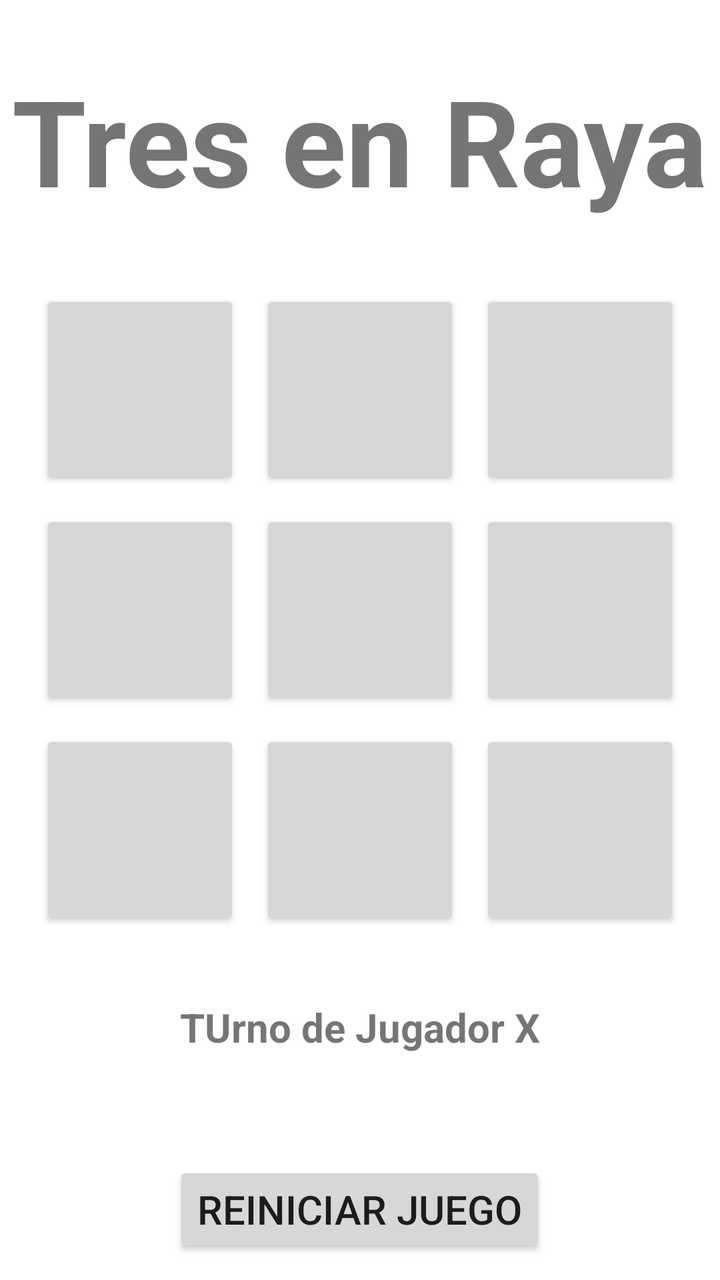
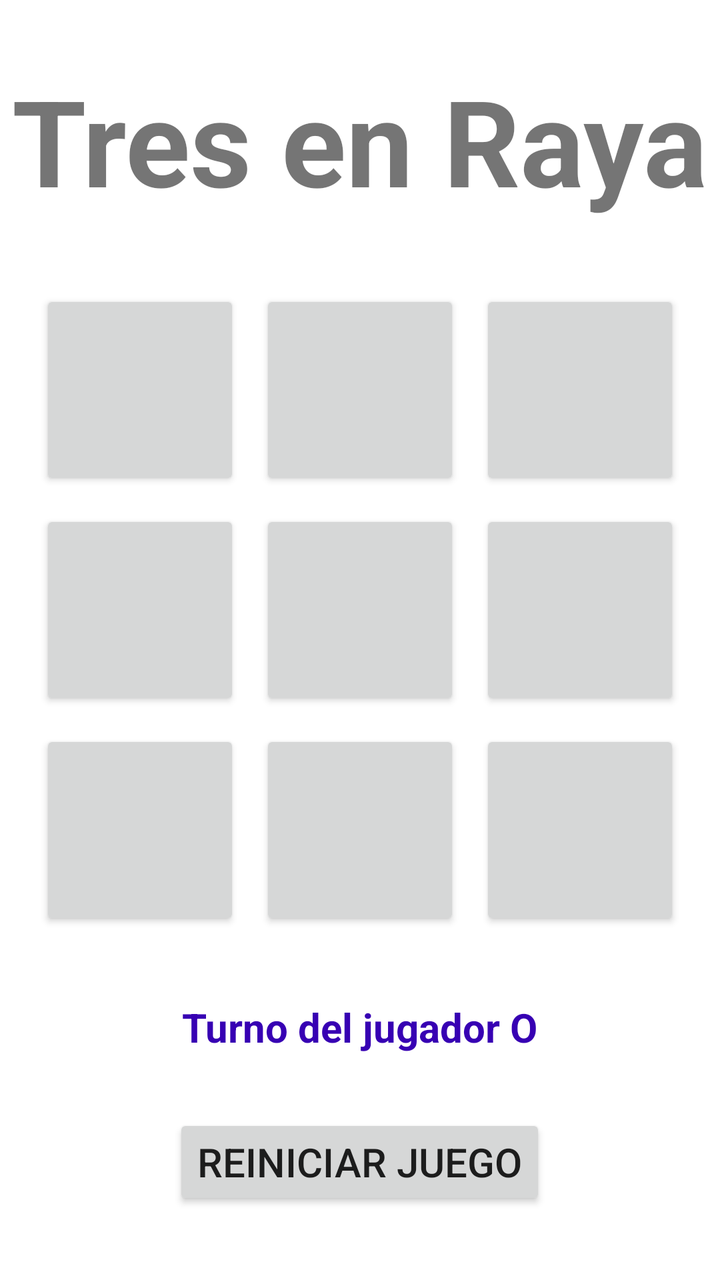

Compare the two renders of this Android layout. The source of the first and the diff that turns it into the second are given below.
<!-- AndroidManifest.xml: application theme Theme._2026_TresEnRaya -->
<!-- res/layout/activity_main.xml -->
<?xml version="1.0" encoding="utf-8"?>
<RelativeLayout xmlns:android="http://schemas.android.com/apk/res/android"
    android:layout_width="match_parent"
    android:layout_height="match_parent">

    <TextView
        android:id="@+id/TXVTitle"
        android:layout_width="wrap_content"
        android:layout_height="wrap_content"
        android:text="@string/appTitle"
        android:textSize="@dimen/textSizeTitle"
        android:textStyle="bold"
        android:layout_centerHorizontal="true"
        android:layout_marginTop="@dimen/marginTop" />

    <GridLayout
        android:id="@+id/GRLTablero"
        android:layout_width="wrap_content"
        android:layout_height="wrap_content"
        android:layout_below="@id/TXVTitle"
        android:layout_marginTop="@dimen/marginTop"
        android:layout_centerHorizontal="true"
        android:columnCount="3"
        android:rowCount="3"
        android:alignmentMode="alignMargins">

        <Button
            android:id="@+id/BTN00"
            android:layout_width="@dimen/buttonWidth"
            android:layout_height="@dimen/buttonHeight"
            android:layout_margin="@dimen/buttonMargin"/>
        <Button
            android:id="@+id/BTN00"
            android:layout_width="@dimen/buttonWidth"
            android:layout_height="@dimen/buttonHeight"
            android:layout_margin="@dimen/buttonMargin"/>
        <Button
            android:id="@+id/BTN00"
            android:layout_width="@dimen/buttonWidth"
            android:layout_height="@dimen/buttonHeight"
            android:layout_margin="@dimen/buttonMargin"/>
        <Button
            android:id="@+id/BTN00"
            android:layout_width="@dimen/buttonWidth"
            android:layout_height="@dimen/buttonHeight"
            android:layout_margin="@dimen/buttonMargin"/>
        <Button
            android:id="@+id/BTN00"
            android:layout_width="@dimen/buttonWidth"
            android:layout_height="@dimen/buttonHeight"
            android:layout_margin="@dimen/buttonMargin"/>
        <Button
            android:id="@+id/BTN00"
            android:layout_width="@dimen/buttonWidth"
            android:layout_height="@dimen/buttonHeight"
            android:layout_margin="@dimen/buttonMargin"/>
        <Button
            android:id="@+id/BTN00"
            android:layout_width="@dimen/buttonWidth"
            android:layout_height="@dimen/buttonHeight"
            android:layout_margin="@dimen/buttonMargin"/>
        <Button
            android:id="@+id/BTN00"
            android:layout_width="@dimen/buttonWidth"
            android:layout_height="@dimen/buttonHeight"
            android:layout_margin="@dimen/buttonMargin"/>
        <Button
            android:id="@+id/BTN00"
            android:layout_width="@dimen/buttonWidth"
            android:layout_height="@dimen/buttonHeight"
            android:layout_margin="@dimen/buttonMargin"/>

    </GridLayout>
    <TextView
        android:id="@+id/TXVPlayer"
        android:layout_width="wrap_content"
        android:layout_height="wrap_content"
        android:layout_below="@id/GRLTablero"
        android:text="@string/player"
        android:textSize="@dimen/textSizeNormal"
        android:textStyle="bold"
        android:layout_centerHorizontal="true"
        android:layout_marginTop="@dimen/marginTop" />
    <Button
        android:id="@+id/BTNRestart"
        android:layout_width="wrap_content"
        android:layout_height="wrap_content"
        android:layout_below="@id/TXVPlayer"
        android:layout_centerHorizontal="true"
        android:text="@string/Restart"
        android:layout_marginTop="@dimen/marginTop"
        android:textSize="@dimen/textSizeNormal"/>
</RelativeLayout>
<!-- resources referenced by this layout -->
<resources>
  <dimen name="buttonHeight">100sp</dimen>
  <dimen name="buttonMargin">5sp</dimen>
  <dimen name="buttonWidth">100sp</dimen>
  <dimen name="marginTop">30sp</dimen>
  <dimen name="textSizeNormal">20sp</dimen>
  <dimen name="textSizeTitle">60sp</dimen>
  <string name="Restart">Reiniciar Juego</string>
  <string name="appTitle">Tres en Raya</string>
  <string name="player">TUrno de Jugador X\n</string>
  <style name="Theme._2026_TresEnRaya" parent="Theme.MaterialComponents.DayNight.DarkActionBar">
          
          <item name="colorPrimary">@color/purple_500</item>
          <item name="colorPrimaryVariant">@color/purple_700</item>
          <item name="colorOnPrimary">@color/white</item>
          
          <item name="colorSecondary">@color/teal_200</item>
          <item name="colorSecondaryVariant">@color/teal_700</item>
          <item name="colorOnSecondary">@color/black</item>
          
          <item name="android:statusBarColor">?attr/colorPrimaryVariant</item>
          
      </style>
  <color name="purple_500">#FF6200EE</color>
  <color name="purple_700">#FF3700B3</color>
  <color name="white">#FFFFFFFF</color>
  <color name="teal_200">#FF03DAC5</color>
  <color name="teal_700">#FF018786</color>
  <color name="black">#FF000000</color>
</resources>

<!-- the commit's change to res/layout/activity_main.xml (unified diff, before → after) -->
@@ -7,87 +7,119 @@
         android:id="@+id/TXVTitle"
         android:layout_width="wrap_content"
         android:layout_height="wrap_content"
+        android:layout_centerHorizontal="true"
+        android:layout_marginTop="@dimen/marginTop"
         android:text="@string/appTitle"
         android:textSize="@dimen/textSizeTitle"
-        android:textStyle="bold"
-        android:layout_centerHorizontal="true"
-        android:layout_marginTop="@dimen/marginTop" />
+        android:textStyle="bold" />
 
     <GridLayout
         android:id="@+id/GRLTablero"
         android:layout_width="wrap_content"
         android:layout_height="wrap_content"
         android:layout_below="@id/TXVTitle"
+        android:layout_centerHorizontal="true"
         android:layout_marginTop="@dimen/marginTop"
-        android:layout_centerHorizontal="true"
+        android:alignmentMode="alignMargins"
         android:columnCount="3"
-        android:rowCount="3"
-        android:alignmentMode="alignMargins">
+        android:rowCount="3">
 
         <Button
             android:id="@+id/BTN00"
             android:layout_width="@dimen/buttonWidth"
             android:layout_height="@dimen/buttonHeight"
-            android:layout_margin="@dimen/buttonMargin"/>
+            android:layout_margin="@dimen/buttonMargin"
+            android:textSize="@dimen/buttonTextSize"
+            />
+
         <Button
-            android:id="@+id/BTN00"
+            android:id="@+id/BTN01"
             android:layout_width="@dimen/buttonWidth"
             android:layout_height="@dimen/buttonHeight"
-            android:layout_margin="@dimen/buttonMargin"/>
+            android:layout_margin="@dimen/buttonMargin"
+            android:textSize="@dimen/buttonTextSize"
+            />
+
         <Button
-            android:id="@+id/BTN00"
+            android:id="@+id/BTN02"
             android:layout_width="@dimen/buttonWidth"
             android:layout_height="@dimen/buttonHeight"
-            android:layout_margin="@dimen/buttonMargin"/>
+            android:layout_margin="@dimen/buttonMargin"
+            android:textSize="@dimen/buttonTextSize"
+            />
+
         <Button
-            android:id="@+id/BTN00"
+            android:id="@+id/BTN10"
             android:layout_width="@dimen/buttonWidth"
             android:layout_height="@dimen/buttonHeight"
-            android:layout_margin="@dimen/buttonMargin"/>
+            android:layout_margin="@dimen/buttonMargin"
+            android:textSize="@dimen/buttonTextSize"
+            />
+
         <Button
-            android:id="@+id/BTN00"
+            android:id="@+id/BTN11"
             android:layout_width="@dimen/buttonWidth"
             android:layout_height="@dimen/buttonHeight"
-            android:layout_margin="@dimen/buttonMargin"/>
+            android:layout_margin="@dimen/buttonMargin"
+            android:textSize="@dimen/buttonTextSize"
+            />
+
         <Button
-            android:id="@+id/BTN00"
+            android:id="@+id/BTN12"
             android:layout_width="@dimen/buttonWidth"
             android:layout_height="@dimen/buttonHeight"
-            android:layout_margin="@dimen/buttonMargin"/>
+            android:layout_margin="@dimen/buttonMargin"
+            android:textSize="@dimen/buttonTextSize"
+            />
+
         <Button
-            android:id="@+id/BTN00"
+            android:id="@+id/BTN20"
             android:layout_width="@dimen/buttonWidth"
             android:layout_height="@dimen/buttonHeight"
-            android:layout_margin="@dimen/buttonMargin"/>
+            android:layout_margin="@dimen/buttonMargin"
+            android:textSize="@dimen/buttonTextSize"
+            />
+
         <Button
-            android:id="@+id/BTN00"
+            android:id="@+id/BTN21"
             android:layout_width="@dimen/buttonWidth"
             android:layout_height="@dimen/buttonHeight"
-            android:layout_margin="@dimen/buttonMargin"/>
+            android:layout_margin="@dimen/buttonMargin"
+            android:textSize="@dimen/buttonTextSize"
+            />
+
         <Button
-            android:id="@+id/BTN00"
+            android:id="@+id/BTN22"
             android:layout_width="@dimen/buttonWidth"
             android:layout_height="@dimen/buttonHeight"
-            android:layout_margin="@dimen/buttonMargin"/>
+            android:layout_margin="@dimen/buttonMargin"
+            android:textSize="@dimen/buttonTextSize"
+            />
 
     </GridLayout>
+
     <TextView
         android:id="@+id/TXVPlayer"
         android:layout_width="wrap_content"
         android:layout_height="wrap_content"
         android:layout_below="@id/GRLTablero"
-        android:text="@string/player"
+        android:text="@string/playerO"
         android:textSize="@dimen/textSizeNormal"
         android:textStyle="bold"
         android:layout_centerHorizontal="true"
-        android:layout_marginTop="@dimen/marginTop" />
+        android:layout_marginTop="@dimen/marginTop"
+        android:textColor="@color/purple_700"
+        />
+
     <Button
         android:id="@+id/BTNRestart"
         android:layout_width="wrap_content"
         android:layout_height="wrap_content"
         android:layout_below="@id/TXVPlayer"
         android:layout_centerHorizontal="true"
+        android:layout_marginTop="@dimen/marginTop"
         android:text="@string/Restart"
-        android:layout_marginTop="@dimen/marginTop"
-        android:textSize="@dimen/textSizeNormal"/>
+        android:textSize="@dimen/textSizeNormal"
+        android:visibility="visible" />
+
 </RelativeLayout>
<!-- resource entries referenced after the edit -->
@@ -1,14 +1,16 @@
 <!-- resources referenced by this layout -->
 <resources>
+  <color name="purple_700">#FF3700B3</color>
   <dimen name="buttonHeight">100sp</dimen>
   <dimen name="buttonMargin">5sp</dimen>
+  <dimen name="buttonTextSize">50sp</dimen>
   <dimen name="buttonWidth">100sp</dimen>
   <dimen name="marginTop">30sp</dimen>
   <dimen name="textSizeNormal">20sp</dimen>
   <dimen name="textSizeTitle">60sp</dimen>
   <string name="Restart">Reiniciar Juego</string>
   <string name="appTitle">Tres en Raya</string>
-  <string name="player">TUrno de Jugador X\n</string>
+  <string name="playerO">Turno del jugador O</string>
   <style name="Theme._2026_TresEnRaya" parent="Theme.MaterialComponents.DayNight.DarkActionBar">
           
           <item name="colorPrimary">@color/purple_500</item>
@@ -23,7 +25,6 @@
           
       </style>
   <color name="purple_500">#FF6200EE</color>
-  <color name="purple_700">#FF3700B3</color>
   <color name="white">#FFFFFFFF</color>
   <color name="teal_200">#FF03DAC5</color>
   <color name="teal_700">#FF018786</color>
